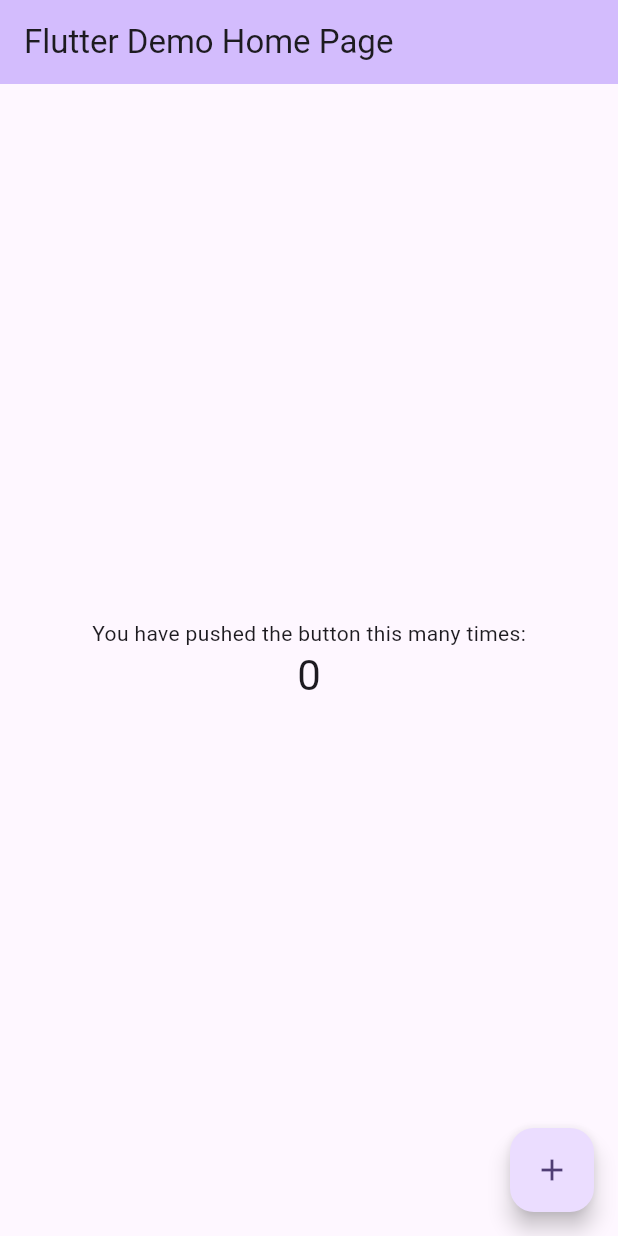
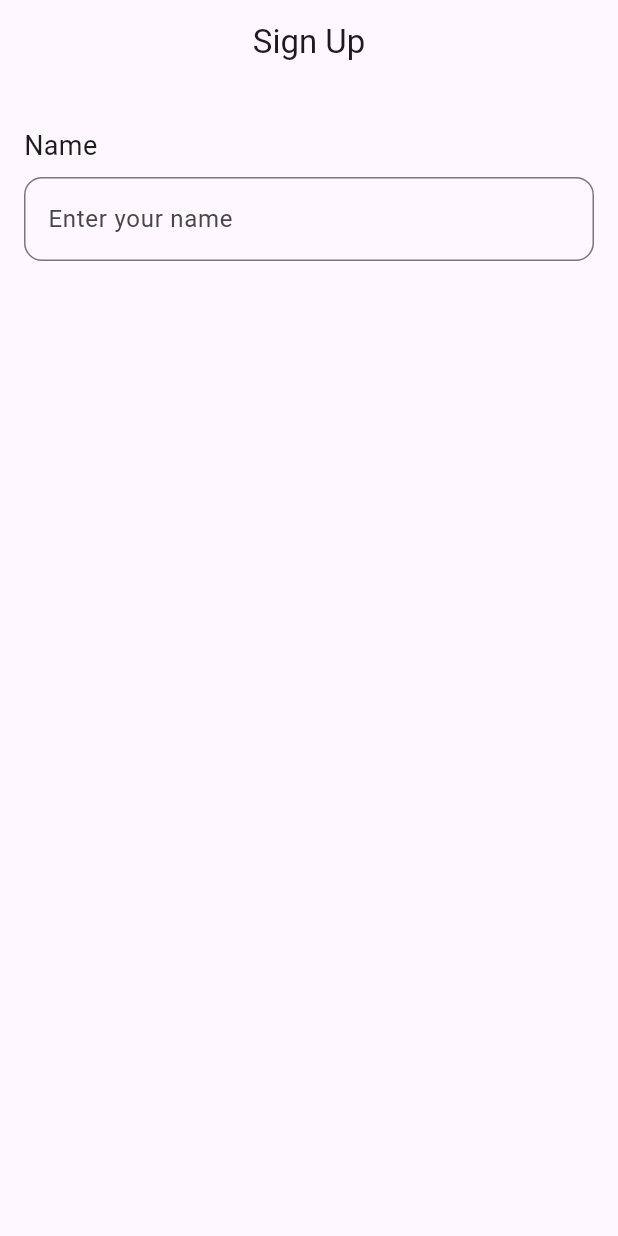
Before and after one commit to kareem2002-k/ClassMate, a Flutter app: the screen it shows after launch, on a phone screen of 412 x 824 dp. Run offline on Flutter 3.47's test engine with Material 2 defaults, Android fonts, the phone set to English and light mode, and no system bars; our stand-ins replace firebase_core; accounts and stored records are empty.

Commit message:
Added first text edit for name

```diff
--- a/lib/main.dart
+++ b/lib/main.dart
@@ -1,9 +1,8 @@
+import 'package:class_mate/pages/SignUp.dart';
+import 'package:firebase_core/firebase_core.dart';
 import 'package:flutter/material.dart';
+
 import 'firebase_options.dart';
-import 'package:firebase_core/firebase_core.dart';
-
-
-
 
 Future<void> main() async {
   WidgetsFlutterBinding.ensureInitialized();
@@ -12,6 +11,7 @@ Future<void> main() async {
   );
   runApp(const MyApp());
 }
+
 class MyApp extends StatelessWidget {
   const MyApp({super.key});
 
@@ -39,7 +39,7 @@ class MyApp extends StatelessWidget {
         colorScheme: ColorScheme.fromSeed(seedColor: Colors.deepPurple),
         useMaterial3: true,
       ),
-      home: const MyHomePage(title: 'Flutter Demo Home Page'),
+      home: const SignUp(),
     );
   }
 }
--- a/lib/pages/SignUp.dart
+++ b/lib/pages/SignUp.dart
@@ -0,0 +1,38 @@
+import 'package:flutter/material.dart';
+
+class SignUp extends StatelessWidget {
+  const SignUp({super.key});
+
+  @override
+  Widget build(BuildContext context) {
+    return Scaffold(
+      appBar: AppBar(
+        title: Text("Sign Up"),
+        centerTitle: true,
+      ),
+      body: Column(
+        crossAxisAlignment: CrossAxisAlignment.start,
+        children: [
+          SizedBox(height: 20),
+          Padding(
+            padding: const EdgeInsets.fromLTRB(16.0, 8.0, 16.0, 0),
+            child: Text(
+              "Name",
+              style: TextStyle(fontSize: 18),
+            ),
+          ),
+          Padding(
+            padding: const EdgeInsets.fromLTRB(16.0, 8.0, 16.0, 0),
+            child: TextField(
+              decoration: InputDecoration(
+                border: OutlineInputBorder(
+                    borderRadius: BorderRadius.circular(12.0)),
+                hintText: 'Enter your name',
+              ),
+            ),
+          ),
+        ],
+      ),
+    );
+  }
+}
--- a/pubspec.yaml
+++ b/pubspec.yaml
@@ -32,11 +32,13 @@ dependencies:
     sdk: flutter
 
 
+
   # The following adds the Cupertino Icons font to your application.
   # Use with the CupertinoIcons class for iOS style icons.
   cupertino_icons: ^1.0.2
   firebase_auth: ^4.9.0
   firebase_core: ^2.15.1
+  flutter_typeahead: ^4.7.0
 
 dev_dependencies:
   flutter_test:
```
